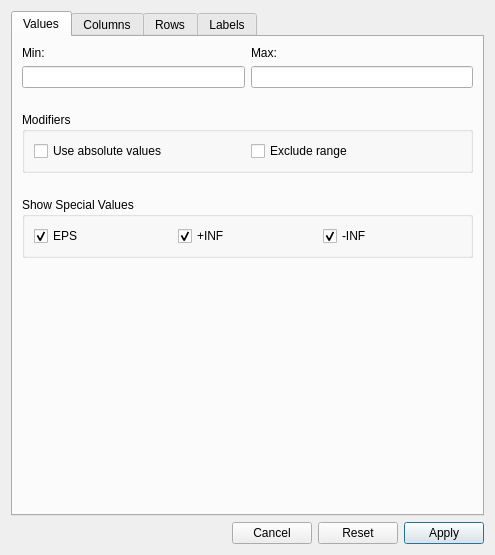
Above: src/mii/filterdialog.ui from GAMS-dev/gams-mii before the change. Below: the same form after it.
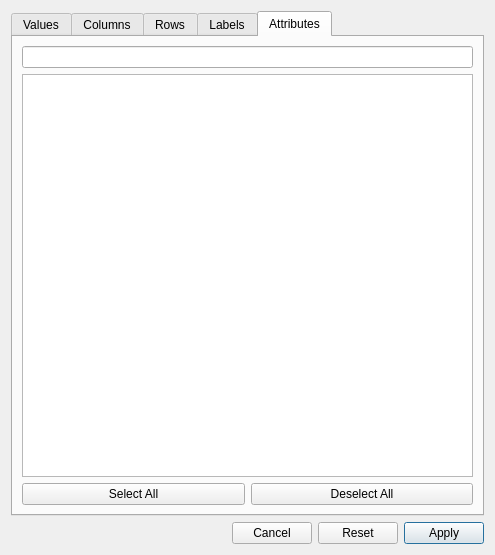
That is the form after the change. The open tabs and pages were chosen to show the change.

Commit message: postopt inverted filters, view config usage rework, bug-fixes

What changed in the file:
```diff
--- a/src/mii/filterdialog.ui
+++ b/src/mii/filterdialog.ui
@@ -381,6 +381,47 @@
        </item>
       </layout>
      </widget>
+     <widget class="QWidget" name="attributeTab">
+      <attribute name="title">
+       <string>Attributes</string>
+      </attribute>
+      <layout class="QVBoxLayout" name="verticalLayout_10">
+       <item>
+        <widget class="QLineEdit" name="attributeEdit"/>
+       </item>
+       <item>
+        <widget class="QTreeView" name="attributeView">
+         <attribute name="headerVisible">
+          <bool>false</bool>
+         </attribute>
+        </widget>
+       </item>
+       <item>
+        <layout class="QHBoxLayout" name="horizontalLayout_12">
+         <item>
+          <widget class="QPushButton" name="selectAttrButton">
+           <property name="text">
+            <string>Select All</string>
+           </property>
+           <property name="autoDefault">
+            <bool>false</bool>
+           </property>
+          </widget>
+         </item>
+         <item>
+          <widget class="QPushButton" name="deselectAttrButton">
+           <property name="text">
+            <string>Deselect All</string>
+           </property>
+           <property name="autoDefault">
+            <bool>false</bool>
+           </property>
+          </widget>
+         </item>
+        </layout>
+       </item>
+      </layout>
+     </widget>
     </widget>
    </item>
    <item>
```
The commit also changes 64 other files.
